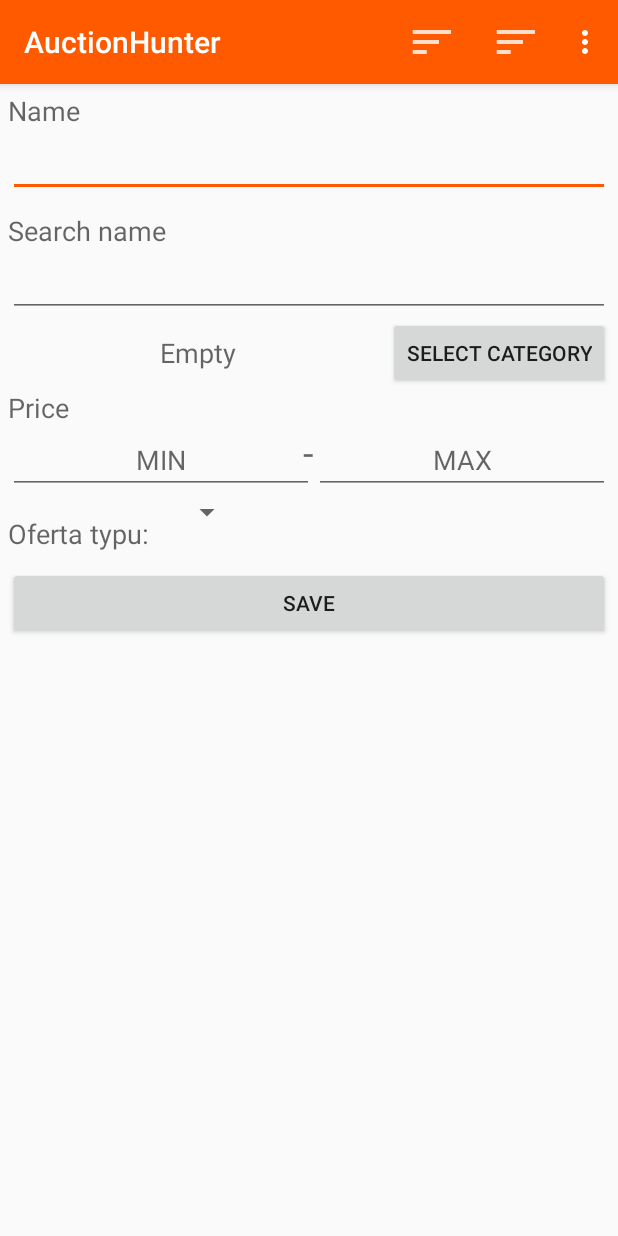
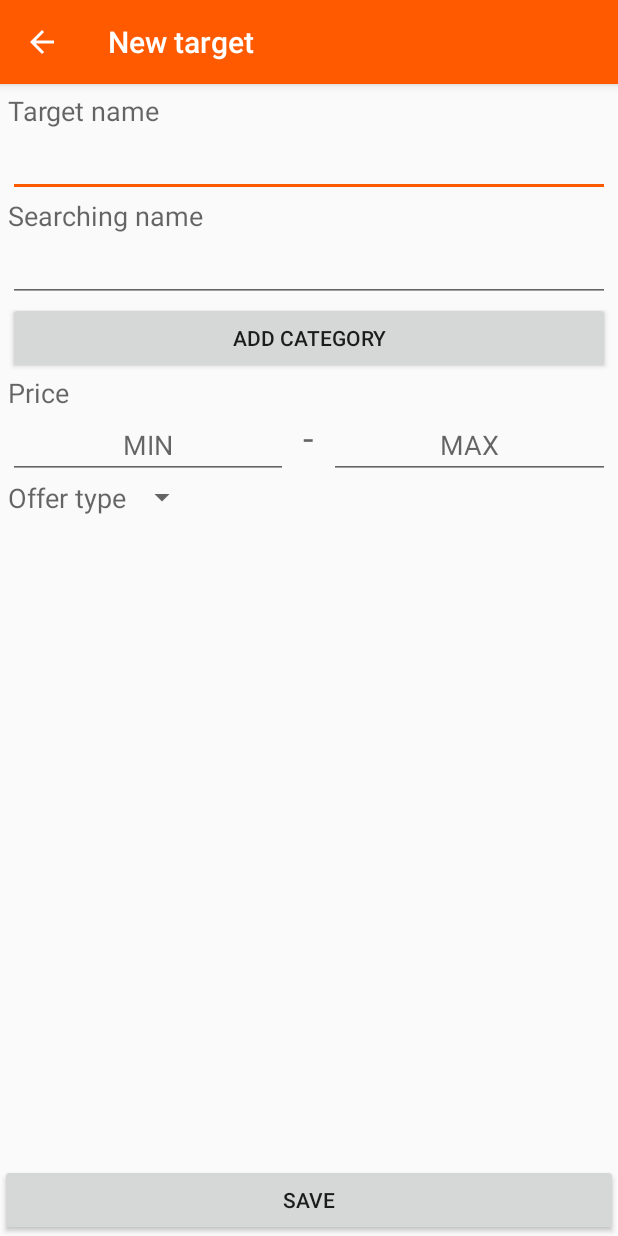
Before and after one commit to sebastiansokolowski/AuctionHunter---Allegro, an Android app: the NewTargetActivity screen opened directly, with no data from a screen before it, on a phone screen of 412 x 824 dp. Run offline under Robolectric (Android 15) with nearby library versions, the phone set to English and light mode, and no system bars.

Commit message:
Change new target view. Add some new strings and add up navigation to activity.

```diff
--- a/app/src/main/AndroidManifest.xml
+++ b/app/src/main/AndroidManifest.xml
@@ -21,7 +21,10 @@
             </intent-filter>
         </activity>
 
-        <activity android:name=".newTarget.NewTargetActivity" />
+        <activity
+            android:name=".newTarget.NewTargetActivity"
+            android:label="@string/activity_new_target_title"
+            android:parentActivityName=".main.MainActivity" />
 
         <activity android:name=".settings.SettingsActivity" />
 
--- a/app/src/main/java/com/sebastian/sokolowski/auctionhunter/newTarget/NewTargetActivity.java
+++ b/app/src/main/java/com/sebastian/sokolowski/auctionhunter/newTarget/NewTargetActivity.java
@@ -4,6 +4,7 @@ import android.os.Bundle;
 import android.support.v7.app.AppCompatActivity;
 import android.view.Menu;
 import android.view.MenuItem;
+import android.view.View;
 
 import com.sebastian.sokolowski.auctionhunter.R;
 import com.sebastian.sokolowski.auctionhunter.database.models.Target;
@@ -30,28 +31,6 @@ public class NewTargetActivity extends AppCompatActivity implements NewTargetCon
     @Override
     protected void onPause() {
         super.onPause();
-    }
-
-    @Override
-    public boolean onCreateOptionsMenu(Menu menu) {
-        // Inflate the menu; this adds items to the action bar if it is present.
-        getMenuInflater().inflate(R.menu.main_activity, menu);
-        return true;
-    }
-
-    @Override
-    public boolean onOptionsItemSelected(MenuItem item) {
-        // Handle action bar item clicks here. The action bar will
-        // automatically handle clicks on the Home/Up button, so long
-        // as you specify a parent activity in AndroidManifest.xml.
-        int id = item.getItemId();
-
-        //noinspection SimplifiableIfStatement
-        if (id == R.id.action_settings) {
-            return true;
-        }
-
-        return super.onOptionsItemSelected(item);
     }
 
     @Override
@@ -83,4 +62,10 @@ public class NewTargetActivity extends AppCompatActivity implements NewTargetCon
     public void showErrorDialog() {
 
     }
+
+    public void save(View view) {
+    }
+
+    public void add_category(View view) {
+    }
 }
--- a/app/src/main/res/layout/activity_new_target.xml
+++ b/app/src/main/res/layout/activity_new_target.xml
@@ -1,5 +1,15 @@
 <?xml version="1.0" encoding="utf-8"?>
-<LinearLayout xmlns:android="http://schemas.android.com/apk/res/android"
+<RelativeLayout xmlns:android="http://schemas.android.com/apk/res/android"
+    android:layout_width="match_parent"
+    android:layout_height="match_parent">
+
+    <ScrollView
+        android:layout_width="match_parent"
+        android:layout_height="match_parent"
+        android:layout_above="@+id/btn_save">
+
+        <LinearLayout
+            android:id="@+id/ll_new_target_container"
             android:layout_width="match_parent"
             android:layout_height="wrap_content"
             android:gravity="center_vertical"
@@ -7,71 +17,48 @@
             android:padding="5dp">
 
             <TextView
-        android:id="@+id/item_prices"
                 android:layout_width="wrap_content"
                 android:layout_height="wrap_content"
-        android:text="@string/nazwa"
+                android:text="@string/new_target_target_name"
                 android:textAppearance="?android:attr/textAppearanceMedium" />
 
             <EditText
-        android:id="@+id/et_nazwa"
+                android:id="@+id/et_target_name"
                 android:layout_width="match_parent"
                 android:layout_height="wrap_content"
-        android:ems="10"
                 android:inputType="text" />
 
             <TextView
-        android:id="@+id/tv_poss_buy_sell"
-        android:layout_width="wrap_content"
-        android:layout_height="0dp"
-        android:layout_gravity="center"
-        android:textAppearance="?android:attr/textAppearanceMedium" />
-
-    <TextView
-        android:id="@+id/tv_price_buy"
                 android:layout_width="wrap_content"
                 android:layout_height="wrap_content"
-        android:paddingTop="10sp"
-        android:text="@string/nazwa_wyszukiwania"
+                android:text="@string/new_target_searching_name"
                 android:textAppearance="?android:attr/textAppearanceMedium" />
 
             <EditText
-        android:id="@+id/et_nazwa_wyszukiwania"
+                android:id="@+id/et_searching_name"
                 android:layout_width="match_parent"
                 android:layout_height="wrap_content"
-        android:ems="10"
-        android:inputType="text"></EditText>
+                android:inputType="text" />
 
-    <RelativeLayout
+            <LinearLayout
+                android:id="@+id/category_container"
                 android:layout_width="match_parent"
-        android:layout_height="wrap_content">
+                android:layout_height="wrap_content"
+                android:orientation="vertical" />
 
             <Button
-            android:id="@+id/pobierz_kategorie"
-            android:layout_width="wrap_content"
+                android:id="@+id/btn_add_category"
+                android:layout_width="match_parent"
                 android:layout_height="wrap_content"
                 android:layout_alignParentRight="true"
                 android:layout_alignParentTop="true"
-            android:onClick="pobierz_kategorie"
-            android:text="@string/wybierz_kategorie" />
+                android:onClick="add_category"
+                android:text="@string/new_target_add_category" />
 
             <TextView
-            android:id="@+id/tv_nazwa_kategorii"
-            android:layout_width="match_parent"
-            android:layout_height="wrap_content"
-            android:layout_alignParentLeft="true"
-            android:layout_centerVertical="true"
-            android:layout_toLeftOf="@+id/pobierz_kategorie"
-            android:gravity="center"
-            android:hint="@string/brak"
-            android:textAppearance="?android:attr/textAppearanceMedium" />
-    </RelativeLayout>
-
-    <TextView
-        android:id="@+id/textView1"
                 android:layout_width="wrap_content"
                 android:layout_height="wrap_content"
-        android:text="@string/cena"
+                android:text="@string/new_target_price"
                 android:textAppearance="?android:attr/textAppearanceMedium" />
 
             <RelativeLayout
@@ -79,69 +66,70 @@
                 android:layout_height="wrap_content">
 
                 <EditText
-            android:id="@+id/et_max"
-            android:layout_width="132dp"
+                    android:id="@+id/et_max_price"
+                    android:layout_width="wrap_content"
                     android:layout_height="wrap_content"
                     android:layout_alignParentRight="true"
-            android:layout_alignParentTop="true"
-            android:layout_toRightOf="@+id/tv_item_price_full"
-            android:ems="10"
+                    android:layout_toRightOf="@+id/holder_view_center"
                     android:gravity="center"
-            android:hint="@string/max"
-            android:inputType="number" />
+                    android:hint="@string/new_target_max_price"
+                    android:inputType="number"
+                    android:maxLength="10" />
 
                 <TextView
-            android:id="@+id/tv_item_price_full"
+                    android:id="@+id/holder_view_center"
                     android:layout_width="wrap_content"
                     android:layout_height="wrap_content"
                     android:layout_centerHorizontal="true"
+                    android:layout_marginLeft="10dp"
+                    android:layout_marginRight="10dp"
                     android:gravity="center"
                     android:text="-"
                     android:textAppearance="?android:attr/textAppearanceMedium"
                     android:textSize="@dimen/myslnik" />
 
                 <EditText
-            android:id="@+id/et_min"
+                    android:id="@+id/et_min_price"
                     android:layout_width="wrap_content"
                     android:layout_height="wrap_content"
-            android:layout_alignParentTop="true"
-            android:layout_alignRight="@+id/tv_item_price_full"
-            android:ems="10"
+                    android:layout_alignParentLeft="true"
+                    android:layout_toLeftOf="@+id/holder_view_center"
                     android:gravity="center"
-            android:hint="@string/min"
-            android:inputType="number" />
+                    android:hint="@string/new_target_min_price"
+                    android:inputType="number"
+                    android:maxLength="10" />
 
             </RelativeLayout>
 
-    <RelativeLayout
+            <LinearLayout
                 android:layout_width="match_parent"
-        android:layout_height="wrap_content">
+                android:layout_height="wrap_content"
+                android:orientation="horizontal">
 
                 <TextView
-            android:id="@+id/tv_oferta_typu"
                     android:layout_width="wrap_content"
                     android:layout_height="wrap_content"
-            android:layout_marginTop="14dp"
-            android:text="@string/oferta_typu"
+                    android:text="@string/new_target_offer_type"
                     android:textAppearance="?android:attr/textAppearanceMedium" />
 
                 <Spinner
-            android:id="@+id/sp_wybor_oferty"
+                    android:id="@+id/sp_offer_type"
+
                     android:layout_width="wrap_content"
-            android:layout_height="wrap_content"
-            android:layout_alignParentTop="true"
-            android:layout_marginLeft="14dp"
-            android:layout_toRightOf="@+id/tv_oferta_typu" />
+                    android:layout_height="wrap_content" />
 
-    </RelativeLayout>
+            </LinearLayout>
+
+        </LinearLayout>
+    </ScrollView>
 
     <Button
-        android:id="@+id/btn_zapisz"
+        android:id="@+id/btn_save"
         android:layout_width="match_parent"
         android:layout_height="wrap_content"
+        android:layout_alignParentBottom="true"
         android:layout_gravity="end"
         android:layout_marginTop="10sp"
-        android:onClick="zapisz"
-        android:text="@string/zapisz" />
-
-</LinearLayout>
+        android:onClick="save"
+        android:text="@string/new_target_save" />
+</RelativeLayout>
--- a/app/src/main/res/values/arrays.xml
+++ b/app/src/main/res/values/arrays.xml
@@ -13,4 +13,9 @@
         <item>ASC</item>
         <item>DESC</item>
     </array>
+    <array name="offer_type">
+        <item>Buy now</item>
+        <item>Best offer</item>
+        <item>All</item>
+    </array>
 </resources>
--- a/app/src/main/res/values/strings.xml
+++ b/app/src/main/res/values/strings.xml
@@ -20,8 +20,6 @@
     <!-- navigation bar -->
     <string name="dodaj_cel">Add target</string>
     <!-- dialog logowanie -->
-    <string name="login">Login</string>
-    <string name="haslo">Password</string>
     <string name="ladowanie">Loading</string>
     <string name="ladowanie2">Loading...</string>
     <string name="brak_wynikow">No results</string>
@@ -29,18 +27,6 @@
     <string name="licytuj">Make offer</string>
     <string name="kup_teraz">Buy It Now</string>
     <string name="cena_kup_teraz">Price Buy It Now</string>
-    <!-- dodawanie przedmiotu -->
-    <string name="max">MAX</string>
-    <string name="min">MIN</string>
-    <string name="oferta_typu">Oferta typu:</string>
-    <string name="zapisz">Save</string>
-    <string name="nazwa">Name</string>
-    <string name="nazwa_wyszukiwania">Search name</string>
-    <string name="wybierz_kategorie">Select category</string>
-    <string name="brak">Empty</string>
-    <string name="wszystkie">All</string>
-    <string name="licytacje">Best offer</string>
-    <string name="cena">Price</string>
     <string name="navigation_drawer_close">Close navigation drawer</string>
     <string name="navigation_drawer_open">Open navigation drawer</string>
     <string name="action_settings">Settings</string>
@@ -68,4 +54,17 @@
     <string name="preferences_notification">Notification</string>
     <string name="preferences_other">Other</string>
     <string name="preferences_update_cats">Update categories tree</string>
+
+    <!-- ADD NEW TARGET ACTIVITY -->
+    <string name="new_target_add_category">Add category</string>
+    <string name="new_target_target_name">Target name</string>
+    <string name="new_target_searching_name">Searching name</string>
+    <string name="new_target_price">Price</string>
+    <string name="new_target_max_price">MAX</string>
+    <string name="new_target_min_price">MIN</string>
+    <string name="new_target_offer_type">Offer type</string>
+    <string name="new_target_save">Save</string>
+
+    <!-- ACTIVITY TITLE-->
+    <string name="activity_new_target_title">New target</string>
 </resources>
```
Also changed, not shown: 2 other files. Lines whose indentation alone changed are shown as unchanged.
